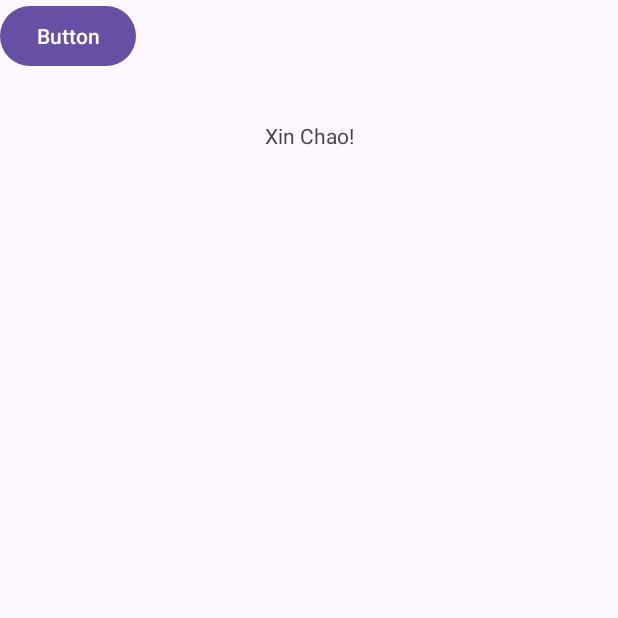
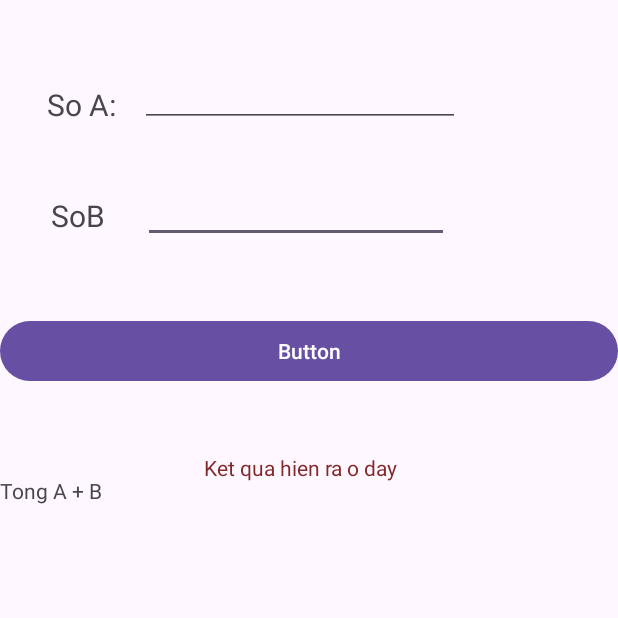
Before and after one commit to annguyen-890/AndroidCCLapTrinh, an Android app: the screen it shows after launch (MainActivity), on a phone screen of 412 x 824 dp, the top half of it. Run offline under Robolectric (Android 15) with nearby library versions, the phone set to English and light mode, and no system bars.

Commit message:
TINH TONG ANDROID

```diff
--- a/app/src/main/java/annguyen/baitap/helloandroid/MainActivity.java
+++ b/app/src/main/java/annguyen/baitap/helloandroid/MainActivity.java
@@ -1,6 +1,10 @@
 package annguyen.baitap.helloandroid;
 
 import android.os.Bundle;
+import android.view.View;
+import android.widget.Button;
+import android.widget.EditText;
+import android.widget.TextView;
 
 import androidx.activity.EdgeToEdge;
 import androidx.appcompat.app.AppCompatActivity;
@@ -12,13 +16,46 @@ public class MainActivity extends AppCompatActivity {
 
     @Override
     protected void onCreate(Bundle savedInstanceState) {
+        // Ham nay duoc goi "dau tien" truoc khi app hien ra
         super.onCreate(savedInstanceState);
-        EdgeToEdge.enable(this);
-        setContentView(R.layout.activity_main);
-        ViewCompat.setOnApplyWindowInsetsListener(findViewById(R.id.main), (v, insets) -> {
-            Insets systemBars = insets.getInsets(WindowInsetsCompat.Type.systemBars());
-            v.setPadding(systemBars.left, systemBars.top, systemBars.right, systemBars.bottom);
-            return insets;
-        });
+        setContentView(R.layout.activity_main); // Gan voi giao dien
+
+        // Tim dieu khien de tham chieu den va thao tac
+         EditText dieuKhienSoA = findViewById(R.id.edtA);
+                    // java <--------------------- xml be file activity_main.xml
+         EditText dieuKhienSoB = findViewById(R.id.edtB);
+
+        Button nutTinhToan = findViewById(R.id.btnTong);
+        //................................................
+        //2 Qui dinh ham se duoc goi khi nguoi dung nhan vao nut tinh toan
+        // 2.1, tro ra file xml, tim thuoc tinh OnClick
+        //      cua nut bam, dat cho mot ten (ten ham)
+        //      vi du: OnClick: XyLyTinhTong
+        //2.2. Ra khoi ham OnCreate nay de viet ham XuLyTinhTong
+    }// Het ham OnCreate
+
+    // Ta viet ham xu ly tinh toan o day
+    public void XyLyTinhTong (View v){
+        //1. Tim dieu khien can thao tac neu chua tim
+        EditText dieuKhienA = findViewById(R.id.edtA);
+        EditText dieuKhienB = findViewById(R.id.edtB);
+        TextView tvKetQua = findViewById(R.id.tvKetQua);
+        //2. Lay du lieu tu cac dieu khien
+        String strSoThuNhat = dieuKhienA.getText().toString();
+                                    // phai dua ve string vi getText() cho ta 1 Object
+        String strSoThuHai = dieuKhienB.getText().toString();
+        //3. Dua ve kieu du lieu phu hop (o day la du lieu so) de tinh toan
+        double soA = Double.parseDouble(strSoThuNhat);
+        double soB = Double.parseDouble(strSoThuHai);
+        //4. Tinh toan
+        double ketQua = soA + soB;
+
+        //5. Xuat ket qua ra dieu khien tuong ung
+        // Chuan bi: dua sang dang Chuoi
+        String chuoiThongBao = String.valueOf(ketQua);
+        // de settext
+        tvKetQua.setText(chuoiThongBao);
+
+
     }
 }
--- a/app/src/main/res/layout/activity_main.xml
+++ b/app/src/main/res/layout/activity_main.xml
@@ -7,22 +7,90 @@
     android:layout_height="match_parent"
     tools:context=".MainActivity">
 
+    <Button
+        android:id="@+id/btnTong"
+        android:layout_width="0dp"
+        android:layout_height="wrap_content"
+        android:layout_marginTop="48dp"
+        android:onClick="XyLyTinhTong"
+        android:text="Button"
+        app:layout_constraintEnd_toEndOf="parent"
+        app:layout_constraintHorizontal_bias="0.0"
+        app:layout_constraintStart_toStartOf="parent"
+        app:layout_constraintTop_toBottomOf="@+id/edtB"
+        tools:text="TONG" />
+
     <TextView
+        android:id="@+id/textView3"
         android:layout_width="wrap_content"
         android:layout_height="wrap_content"
-        android:text="Xin Chao!"
-        app:layout_constraintBottom_toBottomOf="parent"
+        android:layout_marginStart="31dp"
+        android:layout_marginTop="56dp"
+        android:layout_marginBottom="127dp"
+        android:text="So A:"
+        android:textSize="20sp"
+        app:layout_constraintBottom_toTopOf="@+id/btnTong"
+        app:layout_constraintStart_toStartOf="parent"
+        app:layout_constraintTop_toTopOf="parent" />
+
+    <TextView
+        android:id="@+id/textView5"
+        android:layout_width="wrap_content"
+        android:layout_height="wrap_content"
+        android:layout_marginStart="31dp"
+        android:layout_marginTop="74dp"
+        android:layout_marginEnd="339dp"
+        android:text="SoB"
+        android:textSize="20sp"
         app:layout_constraintEnd_toEndOf="parent"
         app:layout_constraintStart_toStartOf="parent"
-        app:layout_constraintTop_toTopOf="parent"
-        app:layout_constraintVertical_bias="0.100000024" />
+        app:layout_constraintTop_toTopOf="@+id/textView3"
+        tools:text="SoB:" />
 
-    <Button
-        android:id="@+id/button"
+    <EditText
+        android:id="@+id/edtB"
+        android:layout_width="204dp"
+        android:layout_height="47dp"
+        android:layout_marginStart="24dp"
+        android:layout_marginTop="30dp"
+        android:layout_marginEnd="111dp"
+        android:ems="10"
+        android:inputType="number"
+        app:layout_constraintEnd_toEndOf="parent"
+        app:layout_constraintStart_toEndOf="@+id/textView5"
+        app:layout_constraintTop_toBottomOf="@+id/edtA" />
+
+    <TextView
+        android:id="@+id/edtAB"
         android:layout_width="wrap_content"
         android:layout_height="wrap_content"
-        android:text="Button"
-        tools:layout_editor_absoluteX="167dp"
-        tools:layout_editor_absoluteY="520dp" />
+        android:layout_marginTop="107dp"
+        android:text="Tong A + B"
+        app:layout_constraintTop_toTopOf="@+id/btnTong"
+        tools:layout_editor_absoluteX="30dp" />
+
+    <TextView
+        android:id="@+id/tvKetQua"
+        android:layout_width="133dp"
+        android:layout_height="66dp"
+        android:layout_marginStart="136dp"
+        android:layout_marginTop="92dp"
+        android:text="Ket qua hien ra o day"
+        android:textColor="#812828"
+        app:layout_constraintStart_toStartOf="@+id/edtAB"
+        app:layout_constraintTop_toTopOf="@+id/btnTong" />
+
+    <EditText
+        android:id="@+id/edtA"
+        android:layout_width="wrap_content"
+        android:layout_height="wrap_content"
+        android:layout_marginStart="17dp"
+        android:layout_marginTop="39dp"
+        android:layout_marginEnd="107dp"
+        android:ems="10"
+        android:inputType="text"
+        app:layout_constraintEnd_toEndOf="parent"
+        app:layout_constraintStart_toEndOf="@+id/textView3"
+        app:layout_constraintTop_toTopOf="parent" />
 
 </androidx.constraintlayout.widget.ConstraintLayout>
--- a/gradle/libs.versions.toml
+++ b/gradle/libs.versions.toml
@@ -1,5 +1,5 @@
 [versions]
-agp = "8.6.0"
+agp = "8.6.1"
 junit = "4.13.2"
 junitVersion = "1.1.5"
 espressoCore = "3.5.1"
```
